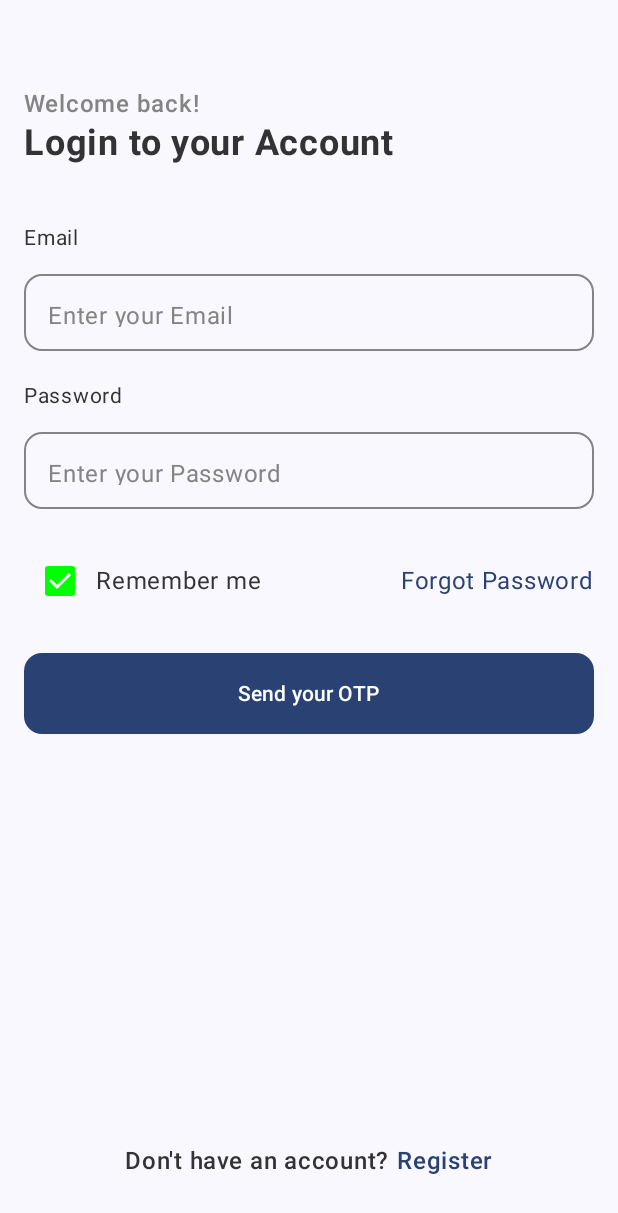
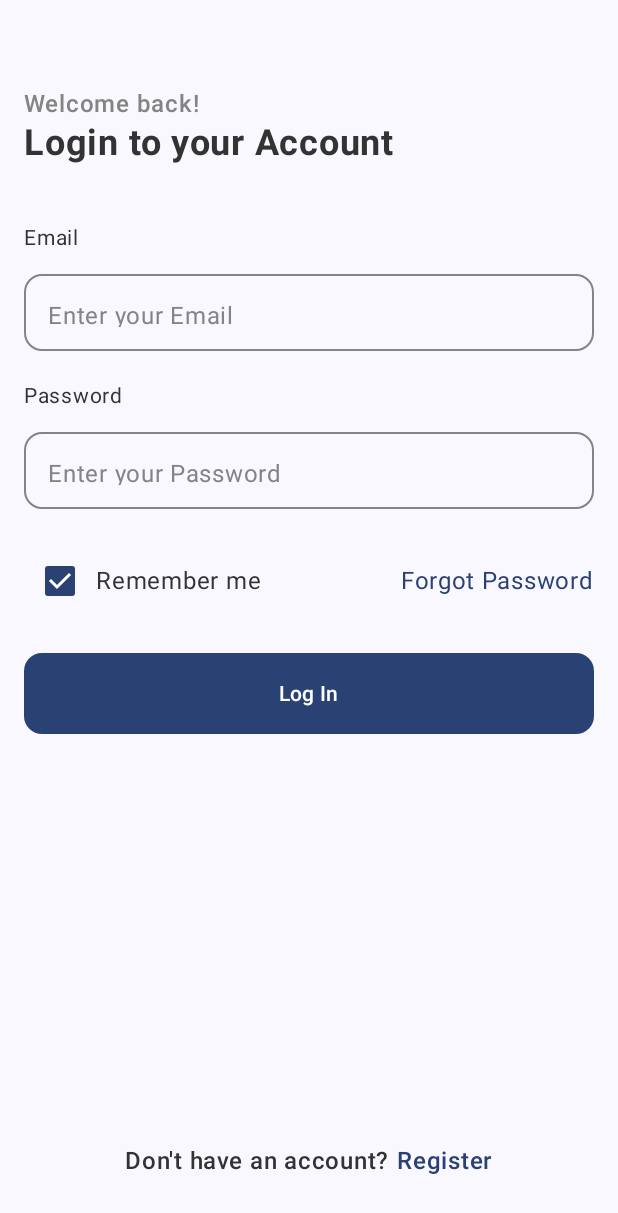
Before and after one commit to hubertstruminski/PillReminder, an Android app built with Jetpack Compose: the screen it shows after launch (MainActivity), on a phone screen of 412 x 824 dp. Shown: the top 1213 px of the screen. Run offline under Robolectric (Android 15) with nearby library versions, the phone set to English and light mode, and no system bars; our stand-ins replace accompanist.

Commit message:
clean code

```diff
--- a/app/src/main/java/com/example/pillreminder/presentation/components/Input.kt
+++ /dev/null
@@ -1,4 +0,0 @@
-package com.example.pillreminder.presentation.components
-
-import androidx.compose.runtime.Composable
-import androidx.compose.ui.tooling.preview.Preview
--- a/app/src/main/java/com/example/pillreminder/presentation/screens/authorization/LoginScreen.kt
+++ b/app/src/main/java/com/example/pillreminder/presentation/screens/authorization/LoginScreen.kt
@@ -11,7 +11,6 @@ import androidx.compose.foundation.layout.height
 
 import androidx.compose.foundation.layout.padding
 import androidx.compose.foundation.shape.RoundedCornerShape
-import androidx.compose.material.icons.Icons
 import androidx.compose.material3.Button
 import androidx.compose.material3.Checkbox
 import androidx.compose.material3.CheckboxDefaults
@@ -20,7 +19,6 @@ import androidx.compose.material3.MaterialTheme
 import androidx.compose.material3.Scaffold
 import androidx.compose.material3.Text
 import androidx.compose.material3.TextField
-import androidx.compose.material3.TextFieldColors
 import androidx.compose.material3.TextFieldDefaults
 import androidx.compose.runtime.Composable
 import androidx.compose.runtime.getValue
@@ -29,13 +27,12 @@ import androidx.compose.runtime.remember
 import androidx.compose.runtime.setValue
 import androidx.compose.ui.Alignment
 import androidx.compose.ui.Modifier
-import androidx.compose.ui.draw.clipToBounds
 import androidx.compose.ui.graphics.Color
 import androidx.compose.ui.text.font.FontWeight
 import androidx.compose.ui.tooling.preview.Preview
 import androidx.compose.ui.unit.dp
 import androidx.compose.ui.unit.sp
-import com.example.pillreminder.ui.theme.LocalCustomColorsPalette
+import com.example.pillreminder.ui.theme.CustomColors
 import com.example.pillreminder.ui.theme.PillReminderTheme
 import com.google.accompanist.systemuicontroller.rememberSystemUiController
 
@@ -63,13 +60,13 @@ fun LoginScreen() {
                     text = "Welcome back!",
                     fontSize = 16.sp,
                     fontWeight = FontWeight.Medium,
-                    color = LocalCustomColorsPalette.current.lightGray,
+                    color = CustomColors.current.lightGray,
                 )
                 Text(
                     text = "Login to your Account",
                     fontSize = 24.sp,
                     fontWeight = FontWeight.Bold,
-                    color = LocalCustomColorsPalette.current.mediumBlack
+                    color = CustomColors.current.mediumBlack
                 )
 
                 // Email input
@@ -80,7 +77,7 @@ fun LoginScreen() {
                         .padding(bottom = 12.dp),
                     fontSize = 14.sp,
                     fontWeight = FontWeight.Normal,
-                    color = LocalCustomColorsPalette.current.mediumBlack
+                    color = CustomColors.current.mediumBlack
                 )
                 TextField(
                     modifier = Modifier
@@ -88,7 +85,7 @@ fun LoginScreen() {
                         .height(51.dp)
                         .border(
                             width = 1.dp,
-                            color = LocalCustomColorsPalette.current.lightGray,
+                            color = CustomColors.current.lightGray,
                             shape = RoundedCornerShape(12.dp)
                         ),
                     shape = RoundedCornerShape(12.dp),
@@ -96,7 +93,7 @@ fun LoginScreen() {
                     colors = TextFieldDefaults.textFieldColors(
                         containerColor = MaterialTheme.colorScheme.background,
                         unfocusedIndicatorColor = Color.Transparent,
-                        placeholderColor = LocalCustomColorsPalette.current.lightGray,
+                        placeholderColor = CustomColors.current.lightGray,
                     ),
                     value = email,
                     onValueChange = { email = it }
@@ -109,7 +106,7 @@ fun LoginScreen() {
                         .padding(bottom = 12.dp),
                     fontSize = 14.sp,
                     fontWeight = FontWeight.Normal,
-                    color = LocalCustomColorsPalette.current.mediumBlack
+                    color = CustomColors.current.mediumBlack
                 )
                 TextField(
                     modifier = Modifier
@@ -117,7 +114,7 @@ fun LoginScreen() {
                         .height(51.dp)
                         .border(
                             width = 1.dp,
-                            color = LocalCustomColorsPalette.current.lightGray,
+                            color = CustomColors.current.lightGray,
                             shape = RoundedCornerShape(12.dp)
                         ),
                     shape = RoundedCornerShape(12.dp),
@@ -125,7 +122,7 @@ fun LoginScreen() {
                     colors = TextFieldDefaults.textFieldColors(
                         containerColor = MaterialTheme.colorScheme.background,
                         unfocusedIndicatorColor = Color.Transparent,
-                        placeholderColor = LocalCustomColorsPalette.current.lightGray,
+                        placeholderColor = CustomColors.current.lightGray,
                     ),
                     value = password,
                     onValueChange = { password = it }
@@ -139,13 +136,15 @@ fun LoginScreen() {
                 ) {
                     Row(verticalAlignment = Alignment.CenterVertically) {
                         Checkbox(
+                            modifier = Modifier
+                                .border(shape = RoundedCornerShape(4.dp), width = 0.dp, color = Color.Transparent),
                             checked = true,
                             onCheckedChange = {},
                             colors = CheckboxDefaults.colors(
-                                checkedColor = Color.Green,
+                                checkedColor = MaterialTheme.colorScheme.primary,
                             )
                         )
-                        Text(text = "Remember me", color = LocalCustomColorsPalette.current.mediumBlack)
+                        Text(text = "Remember me", color = CustomColors.current.mediumBlack)
                     }
                     Text(text = "Forgot Password", color = MaterialTheme.colorScheme.primary)
                 }
@@ -156,7 +155,7 @@ fun LoginScreen() {
                     shape = RoundedCornerShape(12.dp),
                     content = {
                         Text(
-                            text = "Send your OTP",
+                            text = "Log In",
                             fontSize = 14.sp,
                             fontWeight = FontWeight.SemiBold,
                             color = Color.White
@@ -174,7 +173,7 @@ fun LoginScreen() {
                     text = "Don't have an account? ",
                     fontSize = 16.sp,
                     fontWeight = FontWeight.Medium,
-                    color = LocalCustomColorsPalette.current.mediumBlack
+                    color = CustomColors.current.mediumBlack
                 )
                 Text(
                     text = "Register",
--- a/app/src/main/java/com/example/pillreminder/ui/theme/CustomColorsPalette.kt
+++ b/app/src/main/java/com/example/pillreminder/ui/theme/CustomColorsPalette.kt
@@ -16,4 +16,4 @@ val LightCustomColorsPalette = CustomColorsPalette(
 )
 val DarkCustomColorsPalette = CustomColorsPalette()
 
-val LocalCustomColorsPalette = staticCompositionLocalOf { CustomColorsPalette() }
+val CustomColors = staticCompositionLocalOf { CustomColorsPalette() }
--- a/app/src/main/java/com/example/pillreminder/ui/theme/Theme.kt
+++ b/app/src/main/java/com/example/pillreminder/ui/theme/Theme.kt
@@ -1,6 +1,5 @@
 package com.example.pillreminder.ui.theme
 
-import android.app.Activity
 import android.os.Build
 import androidx.compose.foundation.isSystemInDarkTheme
 import androidx.compose.material3.MaterialTheme
@@ -10,21 +9,7 @@ import androidx.compose.material3.dynamicLightColorScheme
 import androidx.compose.material3.lightColorScheme
 import androidx.compose.runtime.Composable
 import androidx.compose.runtime.CompositionLocalProvider
-import androidx.compose.runtime.Immutable
-import androidx.compose.runtime.SideEffect
-import androidx.compose.ui.graphics.Color
-import androidx.compose.ui.graphics.toArgb
 import androidx.compose.ui.platform.LocalContext
-import androidx.compose.ui.platform.LocalView
-import androidx.core.view.WindowCompat
-
-@Immutable
-data class LightColorsPalette(
-    val primary: Color = Primary,
-    val background: Color = White,
-    val blackFont: Color = MediumBlack,
-    val grayFont: Color = LightGray
-)
 
 private val DarkColorScheme = darkColorScheme(
     primary = Primary,
@@ -52,20 +37,12 @@ fun PillReminderTheme(
         darkTheme -> DarkColorScheme
         else -> LightColorScheme
     }
-    val view = LocalView.current
-//    if (!view.isInEditMode) {
-//        SideEffect {
-//            val window = (view.context as Activity).window
-//            window.statusBarColor = colorScheme.primary.toArgb()
-//            WindowCompat.getInsetsController(window, view).isAppearanceLightStatusBars = darkTheme
-//        }
-//    }
 
     val customColorsPalette =
         if (darkTheme) DarkCustomColorsPalette
         else LightCustomColorsPalette
 
-    CompositionLocalProvider(LocalCustomColorsPalette provides customColorsPalette) {
+    CompositionLocalProvider(CustomColors provides customColorsPalette) {
         MaterialTheme(
             colorScheme = colorScheme,
             typography = Typography,
--- a/app/src/main/java/com/example/pillreminder/ui/theme/Type.kt
+++ b/app/src/main/java/com/example/pillreminder/ui/theme/Type.kt
@@ -6,7 +6,6 @@ import androidx.compose.ui.text.font.FontFamily
 import androidx.compose.ui.text.font.FontWeight
 import androidx.compose.ui.unit.sp
 
-// Set of Material typography styles to start with
 val Typography = Typography(
     titleSmall = TextStyle(
         fontFamily = FontFamily.Default,
@@ -23,20 +22,4 @@ val Typography = Typography(
         fontWeight = FontWeight.Normal,
         fontSize = 14.sp
     )
-    /* Other default text styles to override
-    titleLarge = TextStyle(
-        fontFamily = FontFamily.Default,
-        fontWeight = FontWeight.Normal,
-        fontSize = 22.sp,
-        lineHeight = 28.sp,
-        letterSpacing = 0.sp
-    ),
-    labelSmall = TextStyle(
-        fontFamily = FontFamily.Default,
-        fontWeight = FontWeight.Medium,
-        fontSize = 11.sp,
-        lineHeight = 16.sp,
-        letterSpacing = 0.5.sp
-    )
-    */
 )
```
Also changed, not shown: app/src/main/java/com/example/pillreminder/navigation/NavGraph.kt (+1 -6 lines), app/src/main/java/com/example/pillreminder/presentation/screens/splash/SplashScreen.kt (deleted, +0 -56 lines).
